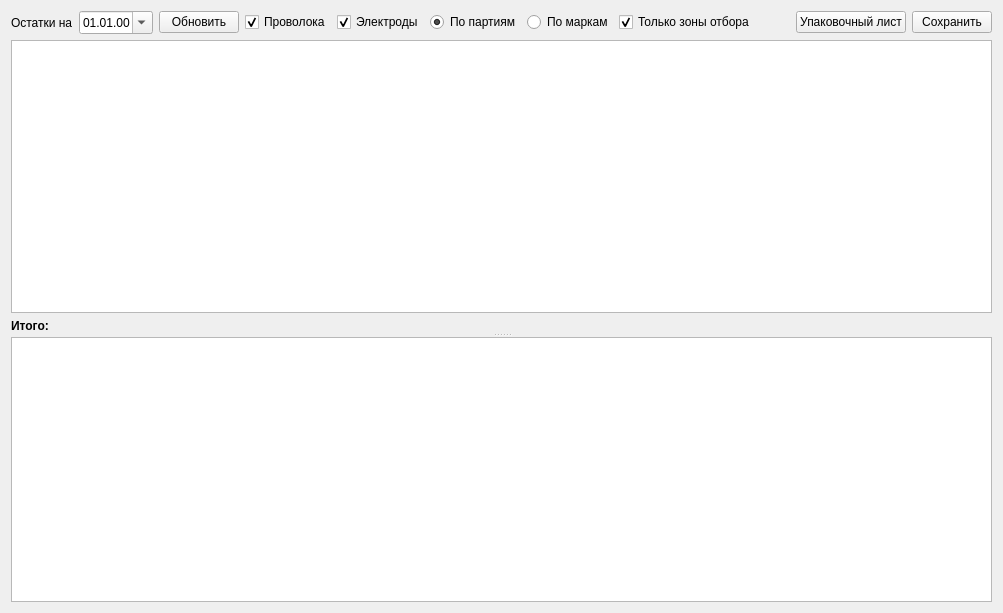
First picture: the form in formbalance.ui, repository Sergeyego/warehouse, before the edit.
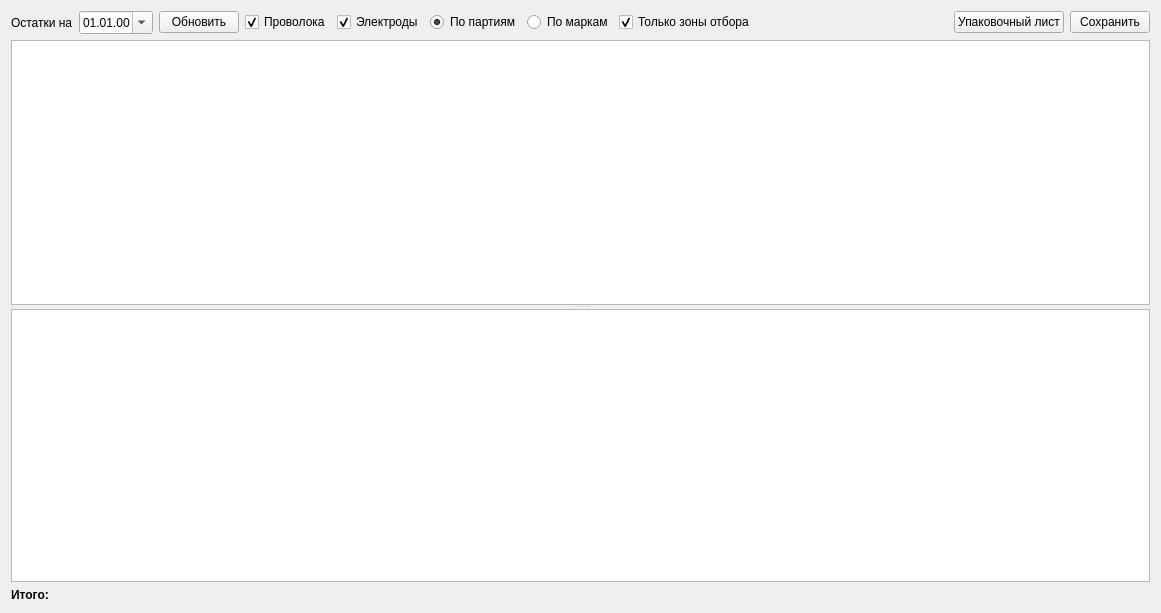
Second picture: the form after the edit. Custom widgets are drawn as their Qt base class.

```diff
--- a/formbalance.ui
+++ b/formbalance.ui
@@ -6,7 +6,7 @@
    <rect>
     <x>0</x>
     <y>0</y>
-    <width>1003</width>
+    <width>1161</width>
     <height>613</height>
    </rect>
   </property>
@@ -124,10 +124,24 @@
      <property name="orientation">
       <enum>Qt::Vertical</enum>
      </property>
-     <widget class="QWidget" name="layoutWidget">
+     <widget class="TableView" name="tableViewMark">
+      <property name="selectionMode">
+       <enum>QAbstractItemView::SingleSelection</enum>
+      </property>
+      <property name="selectionBehavior">
+       <enum>QAbstractItemView::SelectRows</enum>
+      </property>
+      <property name="sortingEnabled">
+       <bool>true</bool>
+      </property>
+      <attribute name="verticalHeaderVisible">
+       <bool>false</bool>
+      </attribute>
+     </widget>
+     <widget class="QWidget" name="">
       <layout class="QVBoxLayout" name="verticalLayout">
        <item>
-        <widget class="TableView" name="tableView">
+        <widget class="TableView" name="tableViewPart">
          <property name="selectionMode">
           <enum>QAbstractItemView::SingleSelection</enum>
          </property>
@@ -152,7 +166,6 @@
          </property>
          <property name="font">
           <font>
-           <weight>75</weight>
            <bold>true</bold>
           </font>
          </property>
@@ -163,20 +176,6 @@
        </item>
       </layout>
      </widget>
-     <widget class="TableView" name="tableViewPart">
-      <property name="selectionMode">
-       <enum>QAbstractItemView::SingleSelection</enum>
-      </property>
-      <property name="selectionBehavior">
-       <enum>QAbstractItemView::SelectRows</enum>
-      </property>
-      <property name="sortingEnabled">
-       <bool>true</bool>
-      </property>
-      <attribute name="verticalHeaderVisible">
-       <bool>false</bool>
-      </attribute>
-     </widget>
     </widget>
    </item>
   </layout>
```
